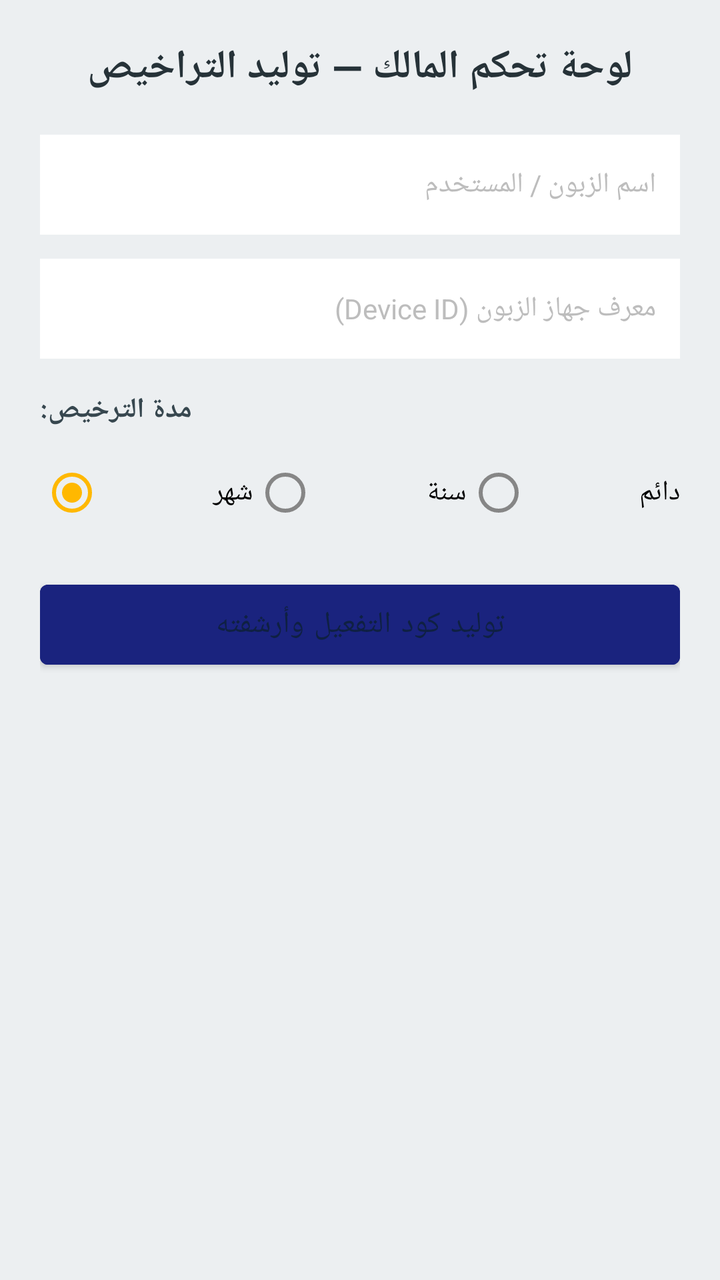
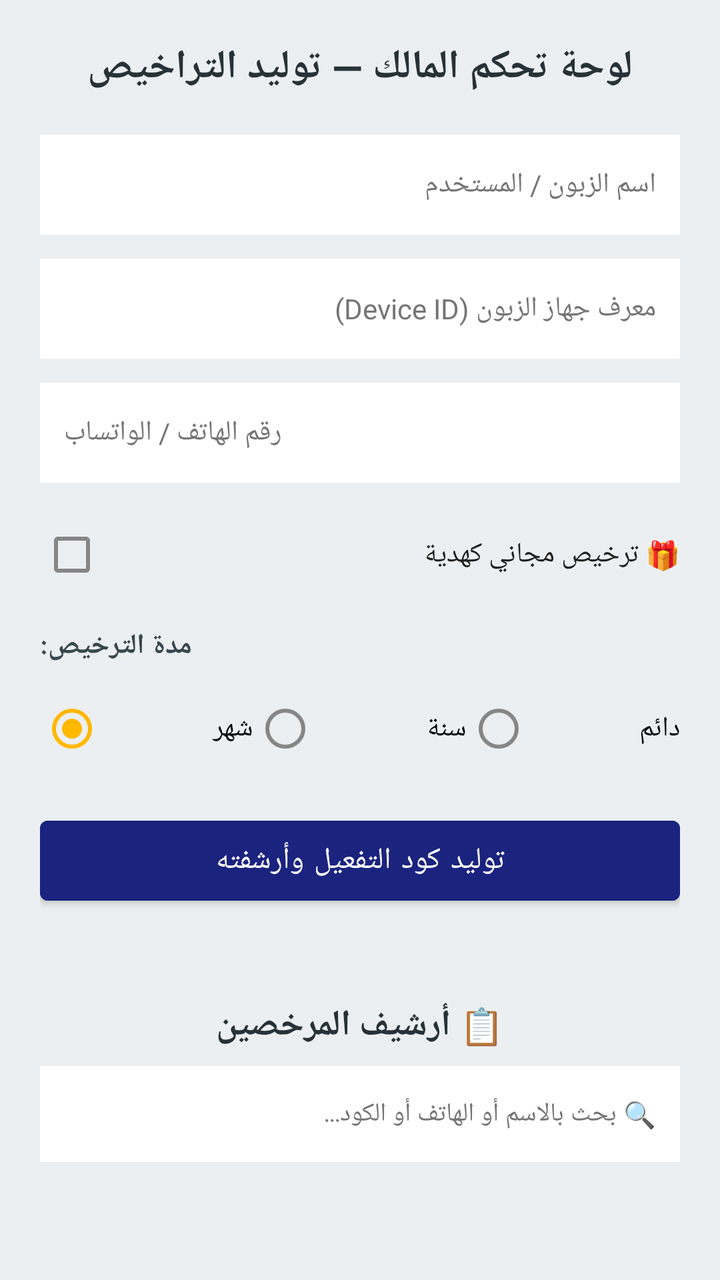

Two renders of the same Android screen: before a commit and after it. Below are the layout's source before the change and the commit's diff.
<!-- AndroidManifest.xml: application theme Theme.AlMustashar -->
<!-- res/layout/activity_owner_panel.xml -->
<?xml version="1.0" encoding="utf-8"?>
<ScrollView xmlns:android="http://schemas.android.com/apk/res/android"
    android:layout_width="match_parent"
    android:layout_height="match_parent"
    android:fillViewport="true"
    android:background="#ECEFF1">

    <LinearLayout
        android:layout_width="match_parent"
        android:layout_height="wrap_content"
        android:orientation="vertical"
        android:padding="20dp">

        <TextView
            android:layout_width="match_parent"
            android:layout_height="wrap_content"
            android:text="لوحة تحكم المالك — توليد التراخيص"
            android:textColor="#263238"
            android:textSize="20sp"
            android:textStyle="bold"
            android:gravity="center"
            android:layout_marginBottom="20dp" />

        <EditText
            android:id="@+id/etCustomerName"
            android:layout_width="match_parent"
            android:layout_height="50dp"
            android:hint="اسم الزبون / المستخدم"
            android:background="#FFFFFF"
            android:padding="12dp"
            android:textSize="14sp"
            android:layout_marginBottom="12dp" />

        <EditText
            android:id="@+id/etCustomerDeviceId"
            android:layout_width="match_parent"
            android:layout_height="50dp"
            android:hint="معرف جهاز الزبون (Device ID)"
            android:fontFamily="monospace"
            android:background="#FFFFFF"
            android:padding="12dp"
            android:textSize="14sp"
            android:layout_marginBottom="16dp" />

        <TextView
            android:layout_width="wrap_content"
            android:layout_height="wrap_content"
            android:text="مدة الترخيص:"
            android:textColor="#37474F"
            android:textSize="14sp"
            android:textStyle="bold"
            android:layout_marginBottom="8dp" />

        <RadioGroup
            android:id="@+id/rgDuration"
            android:layout_width="match_parent"
            android:layout_height="wrap_content"
            android:orientation="horizontal"
            android:layout_marginBottom="16dp">

            <RadioButton
                android:id="@+id/rbMonth"
                android:layout_width="0dp"
                android:layout_height="wrap_content"
                android:layout_weight="1"
                android:checked="true"
                android:text="شهر" />

            <RadioButton
                android:id="@+id/rbYear"
                android:layout_width="0dp"
                android:layout_height="wrap_content"
                android:layout_weight="1"
                android:text="سنة" />

            <RadioButton
                android:id="@+id/rbLifetime"
                android:layout_width="0dp"
                android:layout_height="wrap_content"
                android:layout_weight="1"
                android:text="دائم" />
        </RadioGroup>

        <Button
            android:id="@+id/btnGenerate"
            android:layout_width="match_parent"
            android:layout_height="52dp"
            android:text="توليد كود التفعيل وأرشفته"
            android:textColor="#0F2042"
            android:backgroundTint="#1A237E"
            android:textSize="15sp"
            android:layout_marginBottom="20dp" />

        <LinearLayout
            android:id="@+id/layoutResult"
            android:layout_width="match_parent"
            android:layout_height="wrap_content"
            android:orientation="vertical"
            android:background="#FFFFFF"
            android:padding="16dp"
            android:visibility="gone">

            <TextView
                android:layout_width="wrap_content"
                android:layout_height="wrap_content"
                android:text="كود التفعيل المتولد:"
                android:textColor="#4527A0"
                android:textSize="13sp"
                android:textStyle="bold" />

            <TextView
                android:id="@+id/tvGeneratedCode"
                android:layout_width="match_parent"
                android:layout_height="wrap_content"
                android:layout_marginTop="8dp"
                android:text="---"
                android:textColor="#1A237E"
                android:textSize="16sp"
                android:textStyle="bold"
                android:gravity="center"
                android:fontFamily="monospace" />

            <LinearLayout
                android:layout_width="match_parent"
                android:layout_height="wrap_content"
                android:layout_marginTop="16dp"
                android:orientation="horizontal">

                <Button
                    android:id="@+id/btnCopyCode"
                    android:layout_width="0dp"
                    android:layout_height="44dp"
                    android:layout_weight="1"
                    android:text="نسخ الكود"
                    android:textColor="#0F2042"
                    android:backgroundTint="#5E35B1" />

                <View
                    android:layout_width="8dp"
                    android:layout_height="match_parent" />

                <Button
                    android:id="@+id/btnShareCode"
                    android:layout_width="0dp"
                    android:layout_height="44dp"
                    android:layout_weight="1"
                    android:text="مشاركة واتساب"
                    android:textColor="#0F2042"
                    android:backgroundTint="#2E7D32" />
            </LinearLayout>
        </LinearLayout>

    </LinearLayout>
</ScrollView>
<!-- resources referenced by this layout -->
<resources>
  <style name="Theme.AlMustashar" parent="Theme.MaterialComponents.DayNight.NoActionBar">
          
          <item name="colorPrimary">@color/primary</item>
          <item name="colorPrimaryVariant">@color/primary_dark</item>
          <item name="colorOnPrimary">@color/text_on_primary</item>
  
          
          <item name="colorSecondary">@color/accent</item>
          <item name="colorSecondaryVariant">@color/accent_dark</item>
          <item name="colorOnSecondary">@color/text_primary</item>
  
          
          <item name="android:colorBackground">@color/background</item>
          <item name="colorSurface">@color/surface</item>
          <item name="colorOnSurface">@color/text_primary</item>
  
          
          <item name="colorError">@color/error</item>
          <item name="colorOnError">@color/text_on_primary</item>
  
          
          <item name="android:statusBarColor">@color/primary_dark</item>
          <item name="android:windowLightStatusBar">false</item>
  
          
          <item name="android:navigationBarColor">@color/primary_dark</item>
  
          
          <item name="android:textColorPrimary">@color/text_primary</item>
          <item name="android:textColorSecondary">@color/text_secondary</item>
          <item name="android:textColorHint">@color/text_hint</item>
  
          
          <item name="android:fontFamily">sans-serif</item>
          <item name="fontFamily">sans-serif</item>
      </style>
  <color name="primary">#1A237E</color>
  <color name="primary_dark">#0D1442</color>
  <color name="text_on_primary">#FFFFFF</color>
  <color name="accent">#FFB800</color>
  <color name="accent_dark">#C68A00</color>
  <color name="text_primary">#212121</color>
  <color name="background">#F5F5F5</color>
  <color name="surface">#FFFFFF</color>
  <color name="error">#F44336</color>
  <color name="text_secondary">#757575</color>
  <color name="text_hint">#BDBDBD</color>
</resources>

<!-- the commit's change to res/layout/activity_owner_panel.xml (unified diff, before → after) -->
@@ -29,6 +29,8 @@
             android:background="#FFFFFF"
             android:padding="12dp"
             android:textSize="14sp"
+            android:textColor="#212121"
+            android:textColorHint="#757575"
             android:layout_marginBottom="12dp" />
 
         <EditText
@@ -40,7 +42,31 @@
             android:background="#FFFFFF"
             android:padding="12dp"
             android:textSize="14sp"
-            android:layout_marginBottom="16dp" />
+            android:textColor="#212121"
+            android:textColorHint="#757575"
+            android:layout_marginBottom="12dp" />
+
+        <EditText
+            android:id="@+id/etCustomerPhone"
+            android:layout_width="match_parent"
+            android:layout_height="50dp"
+            android:hint="رقم الهاتف / الواتساب"
+            android:inputType="phone"
+            android:background="#FFFFFF"
+            android:padding="12dp"
+            android:textSize="14sp"
+            android:textColor="#212121"
+            android:textColorHint="#757575"
+            android:layout_marginBottom="12dp" />
+
+        <CheckBox
+            android:id="@+id/cbGifted"
+            android:layout_width="match_parent"
+            android:layout_height="wrap_content"
+            android:text="🎁 ترخيص مجاني كهدية"
+            android:textColor="#212121"
+            android:textSize="14sp"
+            android:layout_marginBottom="12dp" />
 
         <TextView
             android:layout_width="wrap_content"
@@ -86,7 +112,7 @@
             android:layout_width="match_parent"
             android:layout_height="52dp"
             android:text="توليد كود التفعيل وأرشفته"
-            android:textColor="#0F2042"
+            android:textColor="#FFFFFF"
             android:backgroundTint="#1A237E"
             android:textSize="15sp"
             android:layout_marginBottom="20dp" />
@@ -132,7 +158,7 @@
                     android:layout_height="44dp"
                     android:layout_weight="1"
                     android:text="نسخ الكود"
-                    android:textColor="#0F2042"
+                    android:textColor="#FFFFFF"
                     android:backgroundTint="#5E35B1" />
 
                 <View
@@ -145,10 +171,50 @@
                     android:layout_height="44dp"
                     android:layout_weight="1"
                     android:text="مشاركة واتساب"
-                    android:textColor="#0F2042"
+                    android:textColor="#FFFFFF"
                     android:backgroundTint="#2E7D32" />
             </LinearLayout>
         </LinearLayout>
 
+        
+        <TextView
+            android:layout_width="match_parent"
+            android:layout_height="wrap_content"
+            android:layout_marginTop="24dp"
+            android:text="📋 أرشيف المرخصين"
+            android:textColor="#263238"
+            android:textSize="18sp"
+            android:textStyle="bold"
+            android:gravity="center"
+            android:layout_marginBottom="8dp" />
+
+        <EditText
+            android:id="@+id/etSearchLicenses"
+            android:layout_width="match_parent"
+            android:layout_height="48dp"
+            android:hint="🔍 بحث بالاسم أو الهاتف أو الكود..."
+            android:background="#FFFFFF"
+            android:padding="12dp"
+            android:textSize="13sp"
+            android:textColor="#212121"
+            android:textColorHint="#757575"
+            android:layout_marginBottom="8dp" />
+
+        <TextView
+            android:id="@+id/tvLicensesEmpty"
+            android:layout_width="match_parent"
+            android:layout_height="wrap_content"
+            android:text="لا مرخصين بعد — ولّد أول ترخيص أعلاه."
+            android:textColor="#757575"
+            android:textSize="13sp"
+            android:gravity="center"
+            android:visibility="gone" />
+
+        <LinearLayout
+            android:id="@+id/layoutLicensesList"
+            android:layout_width="match_parent"
+            android:layout_height="wrap_content"
+            android:orientation="vertical" />
+
     </LinearLayout>
 </ScrollView>
<!-- resource entries referenced after the edit -->
@@ -1,6 +1,6 @@
 <!-- resources referenced by this layout -->
 <resources>
-  <style name="Theme.AlMustashar" parent="Theme.MaterialComponents.DayNight.NoActionBar">
+  <style name="Theme.AlMustashar" parent="Theme.MaterialComponents.Light.NoActionBar">
           
           <item name="colorPrimary">@color/primary</item>
           <item name="colorPrimaryVariant">@color/primary_dark</item>
